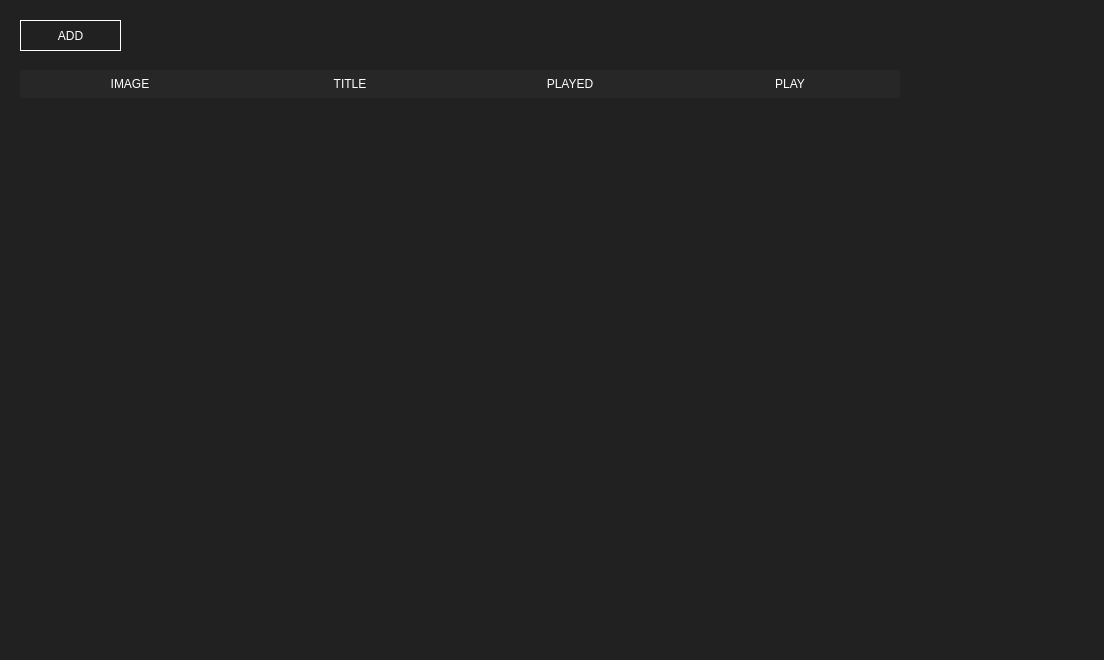
Before: the Qt Designer form mainwindow.ui in illud/crono, drawn with Qt 5.
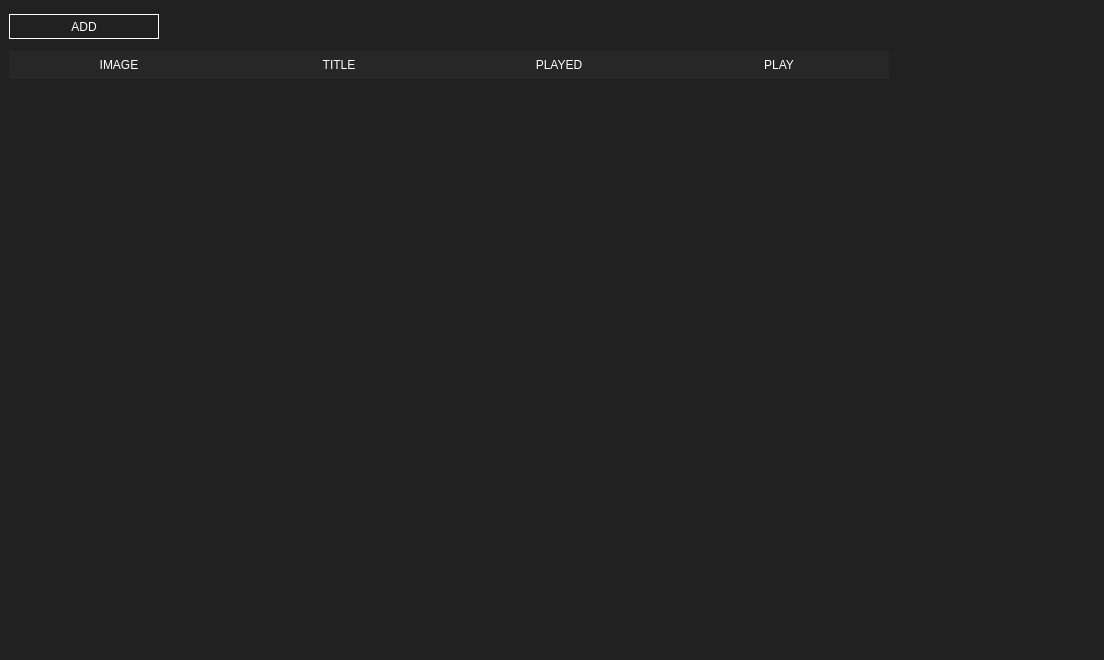
After: the same form once the commit is applied.

Commit message: Widgets Hide vertical header of table widget Auto size table widget header Layout to manage button's size and aligment Play button stylesheet Running button stylesheet CustomRowCard atempt

Patch:
```diff
--- a/mainwindow.ui
+++ b/mainwindow.ui
@@ -17,14 +17,19 @@
    <string notr="true">background-color: rgb(33, 33, 33); </string>
   </property>
   <widget class="QWidget" name="centralwidget">
+   <layout class="QVBoxLayout" name="verticalLayout_4">
+    <item>
+     <layout class="QHBoxLayout" name="horizontalLayout">
+      <item>
    <widget class="QPushButton" name="addGameBtn">
-    <property name="geometry">
-     <rect>
-      <x>20</x>
-      <y>20</y>
-      <width>101</width>
-      <height>31</height>
-     </rect>
+        <property name="enabled">
+         <bool>true</bool>
+        </property>
+        <property name="minimumSize">
+         <size>
+          <width>150</width>
+          <height>25</height>
+         </size>
     </property>
     <property name="cursor">
      <cursorShape>PointingHandCursor</cursorShape>
@@ -61,17 +66,27 @@
      <bool>true</bool>
     </property>
    </widget>
+      </item>
+      <item>
+       <spacer name="horizontalSpacer">
+        <property name="orientation">
+         <enum>Qt::Horizontal</enum>
+        </property>
+        <property name="sizeHint" stdset="0">
+         <size>
+          <width>38</width>
+          <height>36</height>
+         </size>
+        </property>
+       </spacer>
+      </item>
+     </layout>
+    </item>
+    <item>
    <widget class="QTableWidget" name="tableWidget">
-    <property name="geometry">
-     <rect>
-      <x>20</x>
-      <y>70</y>
-      <width>1071</width>
-      <height>561</height>
-     </rect>
-    </property>
     <property name="styleSheet">
      <string notr="true"> QTableWidget {
+border: none;
         color: #ffffff;
         border-radius: 10px;
     }
@@ -81,6 +96,7 @@
 	color: #ffffff;
     border: none;
     height: 28px;
+
 }
 
 QTableCornerButton::section {
@@ -216,6 +232,8 @@
      </property>
     </column>
    </widget>
+    </item>
+   </layout>
   </widget>
   <widget class="QStatusBar" name="statusbar"/>
  </widget>
```
Lines whose indentation alone changed are shown as unchanged. The commit also changes 4 other files.
